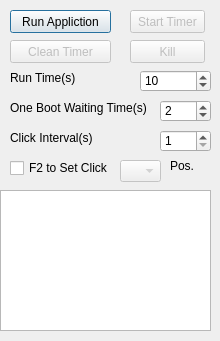
Above: dialog.ui from mengzesam/run_ontime before the change. Below: the same form after it.
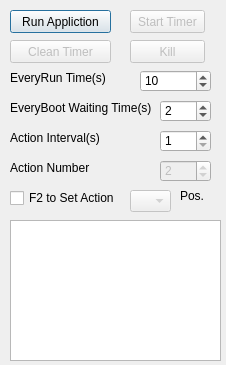
That is the form after the change.

Diff of the .ui file:
```diff
--- a/dialog.ui
+++ b/dialog.ui
@@ -6,8 +6,8 @@
    <rect>
     <x>0</x>
     <y>0</y>
-    <width>220</width>
-    <height>341</height>
+    <width>226</width>
+    <height>365</height>
    </rect>
   </property>
   <property name="windowTitle">
@@ -31,12 +31,12 @@
     <rect>
      <x>10</x>
      <y>70</y>
-     <width>71</width>
+     <width>121</width>
      <height>16</height>
     </rect>
    </property>
    <property name="text">
-    <string>Run Time(s)</string>
+    <string>EveryRun Time(s)</string>
    </property>
   </widget>
   <widget class="QSpinBox" name="SpinBox_RunTime">
@@ -93,7 +93,7 @@
     </rect>
    </property>
    <property name="text">
-    <string>One Boot Waiting Time(s)</string>
+    <string>EveryBoot Waiting Time(s)</string>
    </property>
   </widget>
   <widget class="QLabel" name="label_3">
@@ -106,7 +106,7 @@
     </rect>
    </property>
    <property name="text">
-    <string>Click Interval(s)</string>
+    <string>Action Interval(s)</string>
    </property>
   </widget>
   <widget class="QSpinBox" name="SpinBox_ClickInterval">
@@ -183,13 +183,13 @@
    <property name="geometry">
     <rect>
      <x>10</x>
-     <y>160</y>
-     <width>111</width>
+     <y>190</y>
+     <width>121</width>
      <height>16</height>
     </rect>
    </property>
    <property name="text">
-    <string>F2 to Set Click</string>
+    <string>F2 to Set Action</string>
    </property>
   </widget>
   <widget class="QComboBox" name="ComboBox_ClickNo">
@@ -198,8 +198,8 @@
    </property>
    <property name="geometry">
     <rect>
-     <x>120</x>
-     <y>160</y>
+     <x>130</x>
+     <y>190</y>
      <width>41</width>
      <height>22</height>
     </rect>
@@ -208,8 +208,8 @@
   <widget class="QLabel" name="label_4">
    <property name="geometry">
     <rect>
-     <x>170</x>
-     <y>160</y>
+     <x>180</x>
+     <y>190</y>
      <width>54</width>
      <height>12</height>
     </rect>
@@ -224,8 +224,8 @@
    </property>
    <property name="geometry">
     <rect>
-     <x>0</x>
-     <y>190</y>
+     <x>10</x>
+     <y>220</y>
      <width>211</width>
      <height>141</height>
     </rect>
@@ -234,6 +234,44 @@
     <bool>true</bool>
    </property>
   </widget>
+  <widget class="QLabel" name="label_5">
+   <property name="geometry">
+    <rect>
+     <x>10</x>
+     <y>160</y>
+     <width>121</width>
+     <height>16</height>
+    </rect>
+   </property>
+   <property name="text">
+    <string>Action Number</string>
+   </property>
+  </widget>
+  <widget class="QSpinBox" name="SpinBox_ActionNumber">
+   <property name="enabled">
+    <bool>false</bool>
+   </property>
+   <property name="geometry">
+    <rect>
+     <x>160</x>
+     <y>160</y>
+     <width>51</width>
+     <height>22</height>
+    </rect>
+   </property>
+   <property name="minimum">
+    <number>1</number>
+   </property>
+   <property name="maximum">
+    <number>10</number>
+   </property>
+   <property name="singleStep">
+    <number>1</number>
+   </property>
+   <property name="value">
+    <number>2</number>
+   </property>
+  </widget>
  </widget>
  <layoutdefault spacing="6" margin="11"/>
  <resources/>
```
